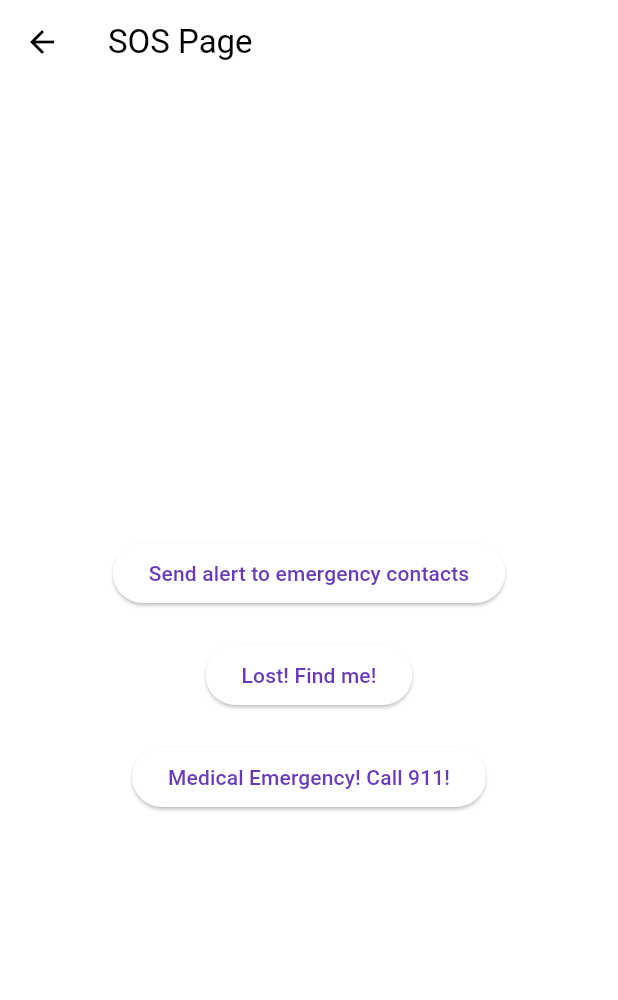
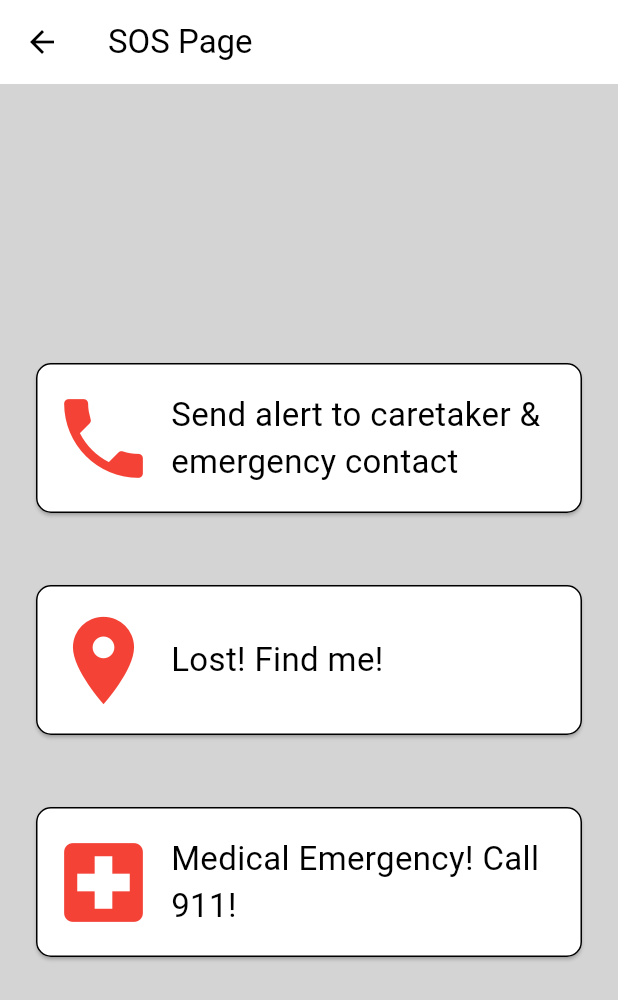
Before and after one commit to farheenfab/ReMind_app, a Flutter app: the HomePage screen opened directly, after a tap on "SOS", on a phone screen of 412 x 824 dp. Shown: the top 1000 px of the screen. Run offline on Flutter 3.47's test engine with Material 3 defaults, Android fonts, the phone set to English and light mode, and no system bars; our stand-ins replace cloud_firestore, firebase_core, firebase_database, firebase_messaging, font_awesome_flutter, intl_phone_number_input and 3 more; missing offline and left inert: background_sms; accounts and stored records are empty.

Commit message:
home, sos, medicine

```diff
--- a/lib/Screen/sos.dart
+++ b/lib/Screen/sos.dart
@@ -1,7 +1,8 @@
+import 'package:flutter/material.dart';
 import 'package:alz_app/Screen/sosButton/alertPersonal.dart';
-import 'package:flutter/material.dart';
 import 'package:alz_app/Screen/sosButton/callEmergency.dart';
 import 'package:alz_app/Screen/sosButton/launchLocation.dart';
+
 class SOSPage extends StatelessWidget {
   const SOSPage({super.key});
 
@@ -11,34 +12,80 @@ class SOSPage extends StatelessWidget {
       appBar: AppBar(
         title: const Text('SOS Page'),
       ),
-      body: Center(
+      body: Container(
+        color: const Color.fromARGB(255, 212, 212, 212), // Light grey background color
+        child: Center(
           child: Padding(
             padding: const EdgeInsets.all(20.0),
             child: Column(
               mainAxisAlignment: MainAxisAlignment.center,
               children: <Widget>[
-              const SizedBox(height: 20),
-              ElevatedButton(
+                SOSButton(
+                  icon: Icons.phone,
+                  text: 'Send alert to caretaker & emergency contact',
                   onPressed: () async {
                     await sendAlertToEmergencyContacts(context);
                   },
-                child: const Text('Send alert to emergency contacts'),
                 ),
-              const SizedBox(height: 20),
-              ElevatedButton(
+                const SizedBox(height: 40),
+                SOSButton(
+                  icon: Icons.location_on,
+                  text: 'Lost! Find me!',
                   onPressed: () async {
                     double latitude = 37.7749;
                     double longitude = -122.4194;
                     await launchMap(context, latitude, longitude);
                   },
-                child: const Text('Lost! Find me!'),
                 ),
-              const SizedBox(height: 20),
-              ElevatedButton(
+                const SizedBox(height: 40),
+                SOSButton(
+                  icon: Icons.local_hospital,
+                  text: 'Medical Emergency! Call 911!',
                   onPressed: () async {
                     await callEmergencyNumber(context, '911');
                   },
-                child: const Text('Medical Emergency! Call 911!'),
+                ),
+              ],
+            ),
+          ),
+        ),
+      ),
+    );
+  }
+}
+
+class SOSButton extends StatelessWidget {
+  final IconData icon;
+  final String text;
+  final VoidCallback onPressed;
+
+  const SOSButton({
+    required this.icon,
+    required this.text,
+    required this.onPressed,
+    Key? key,
+  }) : super(key: key);
+
+  @override
+  Widget build(BuildContext context) {
+    return Card(
+      shape: RoundedRectangleBorder(
+        borderRadius: BorderRadius.circular(10.0), // Curved border
+        side: BorderSide(color: Colors.black, width: 1.0), // Black border
+      ),
+      child: InkWell(
+        onTap: onPressed,
+        child: Padding(
+          padding: const EdgeInsets.symmetric(vertical: 15.0, horizontal: 10.0),
+          child: Row(
+            children: [
+              Icon(icon, color: Colors.red, size: 70.0), // Red icon on the left
+              const SizedBox(width: 10),
+              Expanded(
+                child: Text(
+                  text,
+                  style: const TextStyle(fontSize: 22, color: Colors.black),
+                ),
               ),
             ],
           ),
--- a/lib/home_page.dart
+++ b/lib/home_page.dart
@@ -8,7 +8,6 @@ import 'chat_page.dart';
 import 'medication_page.dart';
 import 'Screen/medicineView.dart';
 import 'Screen/sos.dart';
-import 'sos_page.dart';
 import 'games_page.dart';
 import 'memory_log_page.dart';
 
@@ -103,46 +102,47 @@ class _HomePageState extends State<HomePage> {
           ),
         ),
         body: Padding(
-          padding: const EdgeInsets.all(20.0),
+          padding: const EdgeInsets.all(15.0),
           child: Column(
             children: [
               Container(
-                padding: const EdgeInsets.all(20.0),
+                padding: const EdgeInsets.all(15.0),
                 constraints: BoxConstraints(
                   minWidth: 500, // Minimum width
-                  minHeight: 150, // Minimum height
+                  minHeight: 120, // Minimum height reduced
                   maxWidth: 900, // Maximum width
-                  maxHeight: 150, // Maximum height
+                  maxHeight: 120, // Maximum height reduced
                 ),
                 decoration: BoxDecoration(
                   color: const Color(0xFF382973),
                   borderRadius: BorderRadius.circular(10),
                 ),
                 child: Column(
+                  mainAxisAlignment: MainAxisAlignment.center,
                   children: [
                     Text(
-                      'Hello, ${widget.username} !',
+                      'Hello, ${widget.username}!',
                       style: const TextStyle(
-                        fontSize: 28,
+                        fontSize: 24, // Reduced font size
                         fontWeight: FontWeight.bold,
                         color: Colors.white,
                       ),
                     ),
-                    const SizedBox(height: 10),
+                    const SizedBox(height: 5),
                     Row(
                       mainAxisAlignment: MainAxisAlignment.spaceBetween,
                       children: [
                         Text(
                           'Date: $formattedDate',
                           style: const TextStyle(
-                            fontSize: 20,
+                            fontSize: 16, // Reduced font size
                             color: Colors.white,
                           ),
                         ),
                         Text(
                           'Time: $formattedTime',
                           style: const TextStyle(
-                            fontSize: 20,
+                            fontSize: 16, // Reduced font size
                             color: Colors.white,
                           ),
                         ),
@@ -151,12 +151,12 @@ class _HomePageState extends State<HomePage> {
                   ],
                 ),
               ),
-              const SizedBox(height: 20),
+              const SizedBox(height: 15),
               Expanded(
                 child: GridView.count(
                   crossAxisCount: 2,
-                  mainAxisSpacing: 20, // Vertical space between the items
-                  crossAxisSpacing: 20, // Horizontal space between the items
+                  mainAxisSpacing: 8, // Vertical space between the items
+                  crossAxisSpacing: 8, // Horizontal space between the items
                   children: <Widget>[
                     HomeButton(
                       icon: Icons.calendar_today,
@@ -217,6 +217,50 @@ class _HomePageState extends State<HomePage> {
                       color: Color.fromARGB(255, 235, 142, 136),
                       iconSize: 50,
                       fontSize: 18,
+                    ),
+                  ],
+                ),
+              ),
+              const SizedBox(height: 15),
+              Container(
+                padding: const EdgeInsets.all(15.0),
+                constraints: BoxConstraints(
+                  minWidth: 500, // Minimum width
+                  minHeight: 100, // Minimum height
+                  maxWidth: 900, // Maximum width
+                  maxHeight: 120, // Fixed height for the task container
+                ),
+                decoration: BoxDecoration(
+                  color: const Color(0xFF382973),
+                  borderRadius: BorderRadius.circular(10),
+                ),
+                child: Column(
+                  // crossAxisAlignment: CrossAxisAlignment.start,
+                  mainAxisAlignment: MainAxisAlignment.center,
+
+                  children: [
+                    Text(
+                      'Tasks For The Day',
+                      style: const TextStyle(
+                        fontSize: 22, // Reduced font size
+                        fontWeight: FontWeight.bold,
+                        color: Colors.white,
+                      ),
+                    ),
+                    const SizedBox(height: 5),
+                    Expanded(
+                      child: ListView(
+                        children: List.generate(
+                          10, // Replace this with your dynamic task list length
+                          (index) => Text(
+                            'Task ${index + 1}',
+                            style: const TextStyle(
+                              fontSize: 16,
+                              color: Colors.white,
+                            ),
+                          ),
+                        ),
+                      ),
                     ),
                   ],
                 ),
```
Also changed, not shown: lib/Screen/medicineAdd.dart (+11 -2 lines), lib/Screen/medicineView.dart (+38 -5 lines), lib/sos_page.dart (deleted, +0 -117 lines). Lines whose indentation alone changed are shown as unchanged.
